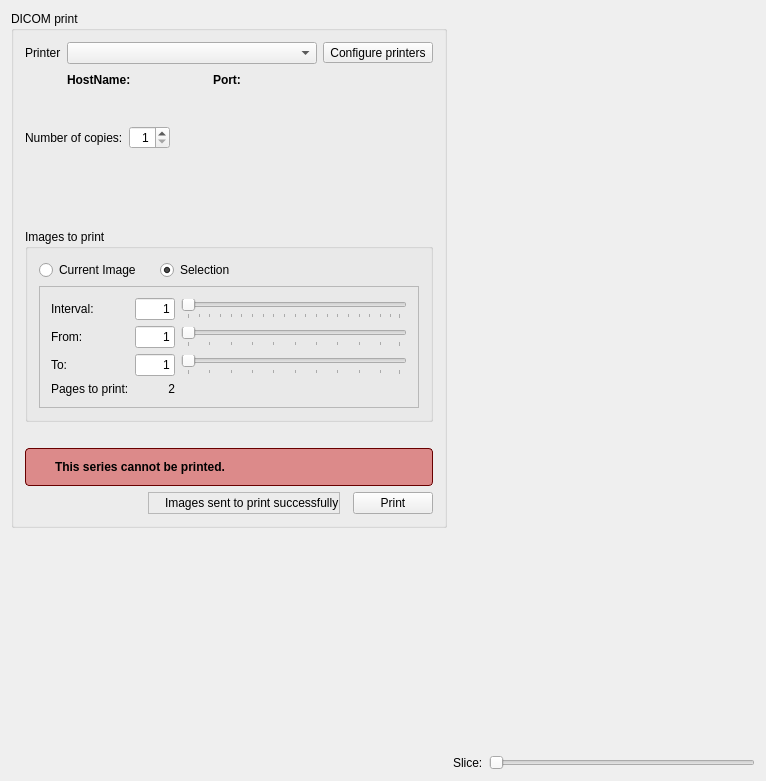
starviewer-medical/starviewer, file starviewer/src/extensions/playground/dicomprint/qdicomprintextensionbase.ui: the form before one commit.
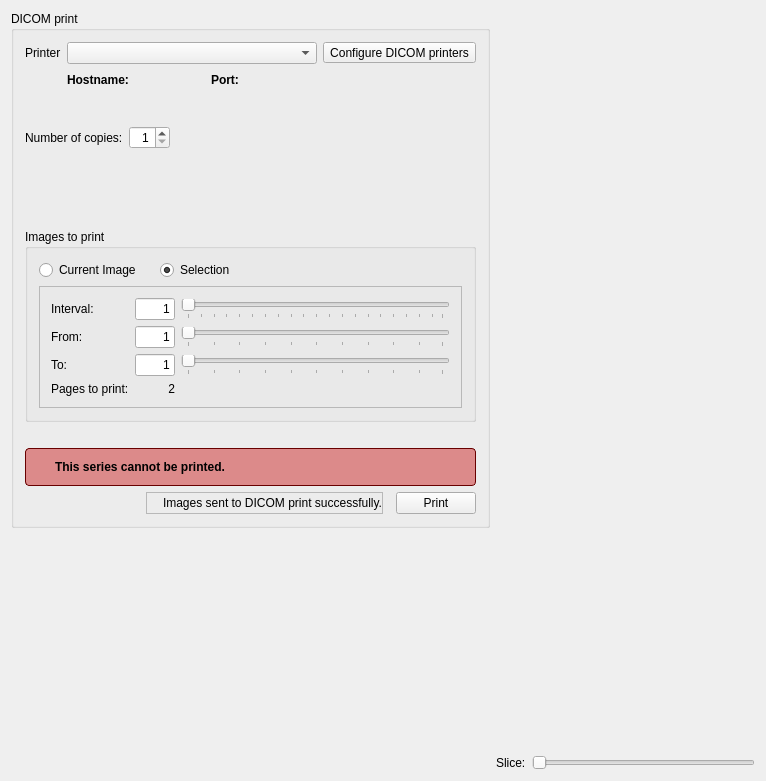
The form after the commit. Icons and pictures are not drawn. Custom widgets are drawn as their Qt base class.

Patch:
```diff
--- a/starviewer/src/extensions/playground/dicomprint/qdicomprintextensionbase.ui
+++ b/starviewer/src/extensions/playground/dicomprint/qdicomprintextensionbase.ui
@@ -73,7 +73,7 @@
                </font>
               </property>
               <property name="text">
-               <string>HostName:</string>
+               <string>Hostname:</string>
               </property>
              </widget>
             </item>
@@ -135,7 +135,7 @@
           <item row="1" column="4">
            <widget class="QToolButton" name="m_configurationPrinterToolButton">
             <property name="text">
-             <string>Configure printers</string>
+             <string>Configure DICOM printers</string>
             </property>
             <property name="icon">
              <iconset resource="../../../main/main.qrc">
@@ -620,7 +620,7 @@
              <item row="0" column="2">
               <widget class="QLabel" name="label_2">
                <property name="text">
-                <string>Images sent to print successfully</string>
+                <string>Images sent to DICOM print successfully.</string>
                </property>
               </widget>
              </item>
```
